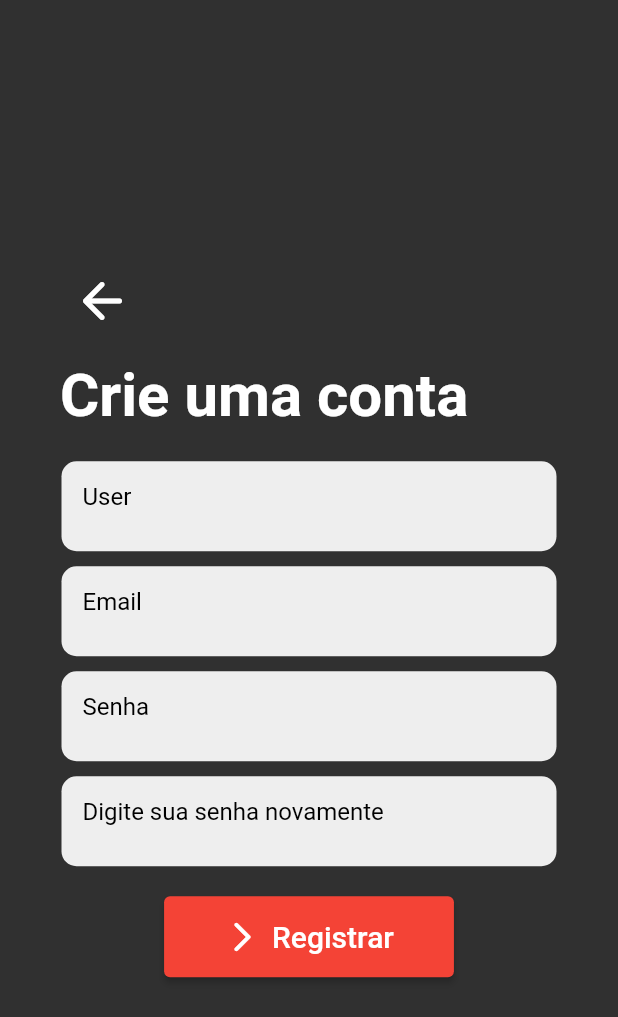
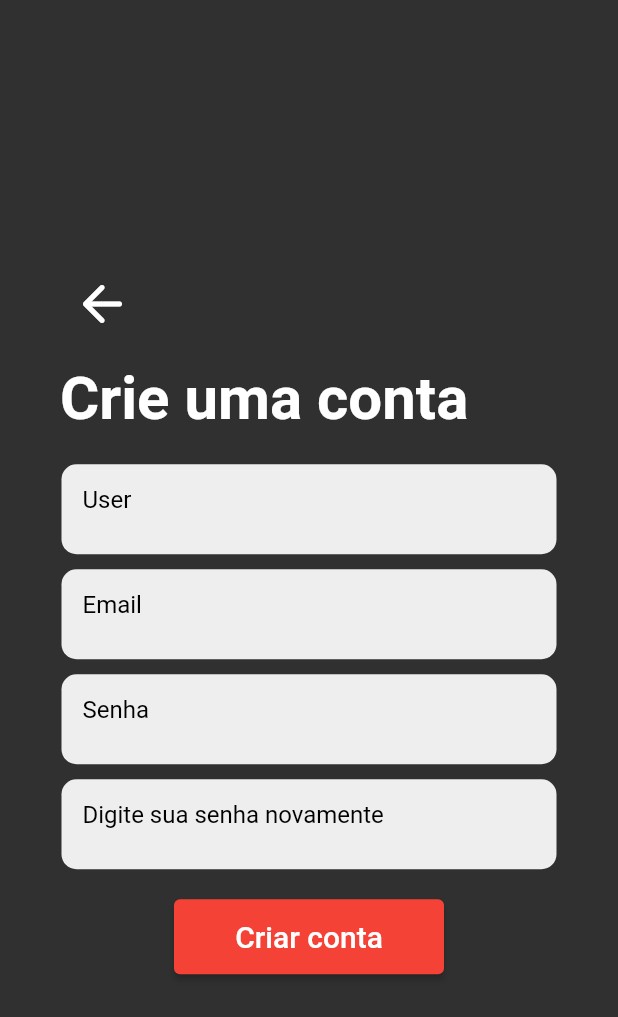
Before and after one commit to juliobonon/sigascript, a Flutter app: the screen it shows after launch, after a tap on "Login", after a tap on "Registrar", on a phone screen of 412 x 824 dp. Shown: the top 1017 px of the screen. Run offline on Flutter 3.47's test engine with Material 2 defaults, Android fonts, the phone set to English and light mode, and no system bars; our stand-ins replace cloud_firestore, firebase_auth, firebase_core, percent_indicator; accounts and stored records are empty.

Commit message:
Update formButton component

```diff
--- a/lib/components/formButton.dart
+++ b/lib/components/formButton.dart
@@ -16,20 +16,11 @@ class FormButton extends StatelessWidget {
         ),
         minWidth: 250,
         height: 50,
-        child: ElevatedButton.icon(
-          icon: Icon(Icons.arrow_forward_ios_rounded),
+        child: ElevatedButton(
           style: ButtonStyle(
-            padding: MaterialStateProperty.all(
-              EdgeInsets.only(
-                top: 15,
-                left: 40,
-                right: 40,
-                bottom: 15,
-              ),
-            ),
             backgroundColor: MaterialStateProperty.all<Color>(Colors.red),
           ),
-          label: Text(
+          child: Text(
             name,
             style: TextStyle(color: Colors.white, fontSize: 20),
           ),
--- a/lib/login.dart
+++ b/lib/login.dart
@@ -107,18 +107,26 @@ class _LoginPageState extends State<LoginPage> {
                 SizedBox(
                   height: 20,
                 ),
-                FormButton(
+                SizedBox(
+                  width: 300,
+                  height: 50,
+                  child: FormButton(
                     name: "Login",
                     function: validateAndSubmit,
                   ),
+                ),
                 SizedBox(height: 10),
-                FormButton(
+                SizedBox(
+                  width: 300,
+                  height: 50,
+                  child: FormButton(
                     name: "Registrar",
                     function: () {
                       setState(() {
                         _formType = FormType.register;
                       });
                     },
+                  ),
                 ),
                 SizedBox(
                   height: 20,
@@ -199,9 +207,13 @@ class _LoginPageState extends State<LoginPage> {
                 obscureText: true,
               ),
               SizedBox(height: 20),
-              FormButton(
-                name: "Registrar",
+              SizedBox(
+                width: 300,
+                height: 50,
+                child: FormButton(
+                  name: "Criar conta",
                   function: validateAndSubmit,
+                ),
               ),
             ],
           ),
```
Lines whose indentation alone changed are shown as unchanged.
